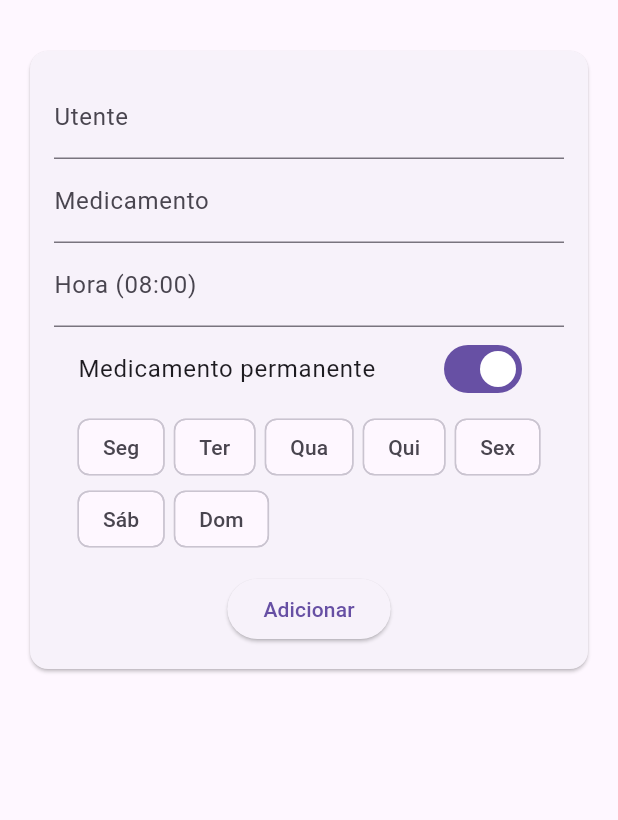
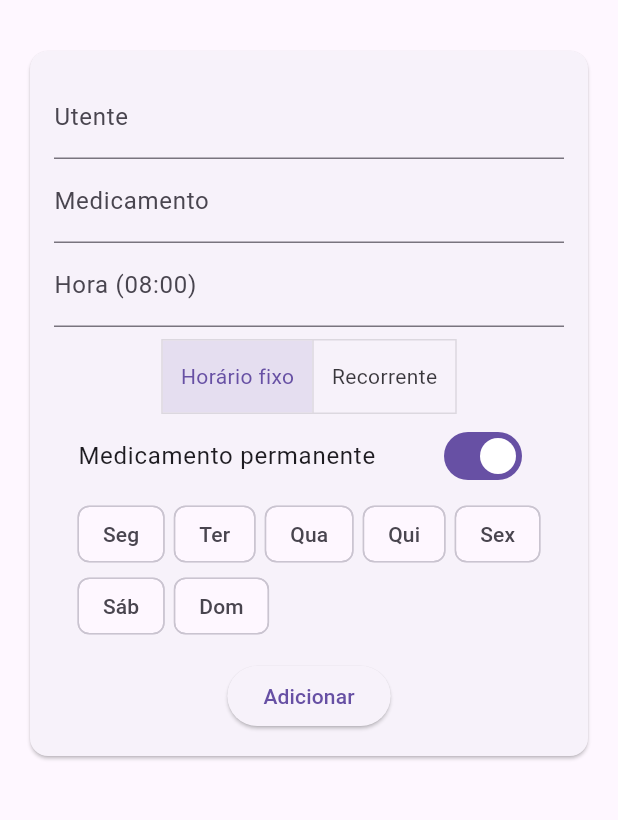
Before and after one commit to amBarreto/PAP, a Flutter app: the screen it shows after launch, on a phone screen of 412 x 824 dp, the part 63-883 px from its top. Run offline on Flutter 3.47's test engine with Material 3 defaults, Android fonts, the phone set to English and light mode, and no system bars; our stand-ins replace isar; accounts and stored records are empty; generated files the repository leaves out were written again.

Commit message:
medicamento recorrentes (ex: 8 em8horas)

```diff
--- a/lib/main.dart
+++ b/lib/main.dart
@@ -3,6 +3,7 @@ import 'package:isar/isar.dart';
 import 'package:path_provider/path_provider.dart';
 import 'models/medicamento.dart';
 import 'theme_drawer.dart';
+// import 'package:flutter_local_notifications/flutter_local_notifications.dart';
 
 late Isar isar;
 
@@ -79,6 +80,10 @@ class _MedicationPageState extends State<MedicationPage> {
   Set<int> selectedDays = {};
   bool permanente = true;
 
+  // 🔹 ADICIONADO (recorrente)
+  bool recorrente = false;
+  int intervaloHoras = 8;
+
   Medicamento? medEmEdicao;
 
   final daysLabels = ['Seg', 'Ter', 'Qua', 'Qui', 'Sex', 'Sáb', 'Dom'];
@@ -101,6 +106,8 @@ class _MedicationPageState extends State<MedicationPage> {
     selectedDays.clear();
     selectedDateRange = null;
     permanente = true;
+    recorrente = false;
+    intervaloHoras = 8;
     medEmEdicao = null;
   }
 
@@ -139,10 +146,12 @@ class _MedicationPageState extends State<MedicationPage> {
       dataInicio: permanente ? null : selectedDateRange!.start,
       dataFim: permanente ? null : selectedDateRange!.end,
       diasSemana: selectedDays.toList(),
+      recorrente: recorrente,
+      intervaloHoras: recorrente ? intervaloHoras : null,
     );
 
     if (medEmEdicao != null) {
-      novoMed.id = medEmEdicao!.id; // mantém ID → edição
+      novoMed.id = medEmEdicao!.id;
     }
 
     await isar.writeTxn(() async {
@@ -153,9 +162,11 @@ class _MedicationPageState extends State<MedicationPage> {
     await loadMeds();
   }
 
+  // ---- edição (INALTERADA) ----
   void editarMedicamento(Medicamento med) {
     final editUtenteController = TextEditingController(text: med.utente);
-    final editMedicamentoController = TextEditingController(text: med.medicamento);
+    final editMedicamentoController =
+        TextEditingController(text: med.medicamento);
     final editHoraController = TextEditingController(text: med.hora);
     Set<int> editSelectedDays = med.diasSemana.toSet();
     bool editPermanente = med.permanente;
@@ -176,15 +187,18 @@ class _MedicationPageState extends State<MedicationPage> {
                   children: [
                     TextField(
                       controller: editUtenteController,
-                      decoration: const InputDecoration(labelText: 'Utente'),
+                      decoration:
+                          const InputDecoration(labelText: 'Utente'),
                     ),
                     TextField(
                       controller: editMedicamentoController,
-                      decoration: const InputDecoration(labelText: 'Medicamento'),
+                      decoration:
+                          const InputDecoration(labelText: 'Medicamento'),
                     ),
                     TextField(
                       controller: editHoraController,
-                      decoration: const InputDecoration(labelText: 'Hora (08:00)'),
+                      decoration:
+                          const InputDecoration(labelText: 'Hora (08:00)'),
                     ),
                     SwitchListTile(
                       title: const Text('Medicamento permanente'),
@@ -201,8 +215,10 @@ class _MedicationPageState extends State<MedicationPage> {
                         onPressed: () async {
                           final range = await showDateRangePicker(
                             context: context,
-                            firstDate: DateTime.now().subtract(const Duration(days: 365)),
-                            lastDate: DateTime.now().add(const Duration(days: 365 * 5)),
+                            firstDate:
+                                DateTime.now().subtract(const Duration(days: 365)),
+                            lastDate: DateTime.now()
+                                .add(const Duration(days: 365 * 5)),
                             initialDateRange: editDateRange,
                           );
                           if (range != null) {
@@ -242,29 +258,18 @@ class _MedicationPageState extends State<MedicationPage> {
                 ),
                 ElevatedButton(
                   onPressed: () async {
-                    if (editUtenteController.text.isEmpty ||
-                        editMedicamentoController.text.isEmpty ||
-                        editHoraController.text.isEmpty ||
-                        editSelectedDays.isEmpty ||
-                        (!editPermanente && editDateRange == null)) {
-                      showDialog(
-                        context: context,
-                        builder: (_) => const AlertDialog(
-                          title: Text('Aviso'),
-                          content: Text('Preenche todos os campos obrigatórios.'),
-                        ),
-                      );
-                      return;
-                    }
-
                     final atualizadoMed = Medicamento(
                       utente: editUtenteController.text.trim(),
-                      medicamento: editMedicamentoController.text.trim(),
+                      medicamento:
+                          editMedicamentoController.text.trim(),
                       hora: editHoraController.text.trim(),
                       permanente: editPermanente,
-                      dataInicio: editPermanente ? null : editDateRange!.start,
-                      dataFim: editPermanente ? null : editDateRange!.end,
+                      dataInicio:
+                          editPermanente ? null : editDateRange!.start,
+                      dataFim:
+                          editPermanente ? null : editDateRange!.end,
                       diasSemana: editSelectedDays.toList(),
+                      recorrente: recorrente,
                     );
 
                     atualizadoMed.id = med.id;
@@ -333,8 +338,61 @@ class _MedicationPageState extends State<MedicationPage> {
                       decoration:
                           const InputDecoration(labelText: 'Hora (08:00)'),
                     ),
+
+                    // 🔹 ADICIONADO — fixo vs recorrente
+                    const SizedBox(height: 8),
+                    ToggleButtons(
+                      isSelected: [!recorrente, recorrente],
+                      onPressed: (index) {
+                        setState(() {
+                          recorrente = index == 1;
+                        });
+                      },
+                      children: const [
+                        Padding(
+                          padding:
+                              EdgeInsets.symmetric(horizontal: 12),
+                          child: Text('Horário fixo'),
+                        ),
+                        Padding(
+                          padding:
+                              EdgeInsets.symmetric(horizontal: 12),
+                          child: Text('Recorrente'),
+                        ),
+                      ],
+                    ),
+
+                    if (recorrente) ...[
+                      const SizedBox(height: 8),
+                      DropdownButtonFormField<int>(
+                        value: intervaloHoras,
+                        decoration:
+                            const InputDecoration(labelText: 'Intervalo'),
+                        items: const [
+                          DropdownMenuItem(
+                              value: 4,
+                              child: Text('De 4 em 4 horas')),
+                          DropdownMenuItem(
+                              value: 6,
+                              child: Text('De 6 em 6 horas')),
+                          DropdownMenuItem(
+                              value: 8,
+                              child: Text('De 8 em 8 horas')),
+                          DropdownMenuItem(
+                              value: 12,
+                              child: Text('De 12 em 12 horas')),
+                        ],
+                        onChanged: (v) {
+                          if (v != null) {
+                            setState(() => intervaloHoras = v);
+                          }
+                        },
+                      ),
+                    ],
+
                     SwitchListTile(
-                      title: const Text('Medicamento permanente'),
+                      title:
+                          const Text('Medicamento permanente'),
                       value: permanente,
                       onChanged: (v) {
                         setState(() {
@@ -352,13 +410,16 @@ class _MedicationPageState extends State<MedicationPage> {
                               : 'Período selecionado',
                         ),
                       ),
+
                     Wrap(
                       spacing: 6,
                       children: List.generate(7, (i) {
                         final d = i + 1;
+
                         return FilterChip(
                           label: Text(daysLabels[i]),
-                          selected: selectedDays.contains(d),
+                          selected:
+                              selectedDays.contains(d),
                           onSelected: (v) {
                             setState(() {
                               v
@@ -370,34 +431,35 @@ class _MedicationPageState extends State<MedicationPage> {
                       }),
                     ),
                     const SizedBox(height: 12),
+
                     ElevatedButton(
                       onPressed: guardarMedicamento,
-                      child: Text(
-                        medEmEdicao == null
-                            ? 'Adicionar'
-                            : 'Guardar alterações',
-                      ),
+                      child: const Text('Adicionar'),
                     ),
                   ],
                 ),
               ),
             ),
+
             const SizedBox(height: 20),
+
+            // 🔹 ADICIONADO — ListView de saída com recorrente
             ListView.builder(
               shrinkWrap: true,
               physics: const NeverScrollableScrollPhysics(),
               itemCount: meds.length,
+
               itemBuilder: (_, i) {
                 final med = meds[i];
                 return Card(
                   child: ListTile(
-                    // Utente aparece primeiro, e mostra período se não for permanente
                     title: Text('${med.utente} • ${med.medicamento} • ${med.hora}'),
                     subtitle: Text(
                       med.permanente
-                          ? 'Permanente • ${formatDays(med.diasSemana)}'
-                          : 'De ${med.dataInicio!.day.toString().padLeft(2,'0')}/${med.dataInicio!.month.toString().padLeft(2,'0')} a ${med.dataFim!.day.toString().padLeft(2,'0')}/${med.dataFim!.month.toString().padLeft(2,'0')} • ${formatDays(med.diasSemana)}',
+                          ? 'Permanente • ${formatDays(med.diasSemana)}${med.recorrente && med.intervaloHoras != null ? ' • De ${med.intervaloHoras} em ${med.intervaloHoras} horas' : ''}'
+                           : 'De ${med.dataInicio!.day.toString().padLeft(2,'0')}/${med.dataInicio!.month.toString().padLeft(2,'0')} a ${med.dataFim!.day.toString().padLeft(2,'0')}/${med.dataFim!.month.toString().padLeft(2,'0')} • ${formatDays(med.diasSemana)}${med.recorrente && med.intervaloHoras != null ? ' • De ${med.intervaloHoras} em ${med.intervaloHoras} horas' : ''}',
                     ),
+
                     trailing: Row(
                       mainAxisSize: MainAxisSize.min,
                       children: [
@@ -405,6 +467,7 @@ class _MedicationPageState extends State<MedicationPage> {
                           icon: const Icon(Icons.edit),
                           onPressed: () => editarMedicamento(med),
                         ),
+
                         IconButton(
                           icon:
                               const Icon(Icons.delete, color: Colors.red),
--- a/lib/models/medicamento.dart
+++ b/lib/models/medicamento.dart
@@ -11,6 +11,8 @@ class Medicamento {
   final String utente;
 
   final bool permanente;
+  final bool recorrente;        // indica se é recorrente
+  final int? intervaloHoras;    // intervalo em horas, se recorrente
 
   final DateTime? dataInicio;
   final DateTime? dataFim;
@@ -22,6 +24,8 @@ class Medicamento {
     required this.hora,
     required this.utente,
     required this.permanente,
+    this.recorrente = false,     // padrão a false
+    this.intervaloHoras,         // opcional
     this.dataInicio,
     this.dataFim,
     required this.diasSemana,
```
Also changed, not shown: lib/models/medicamento.g.dart.
